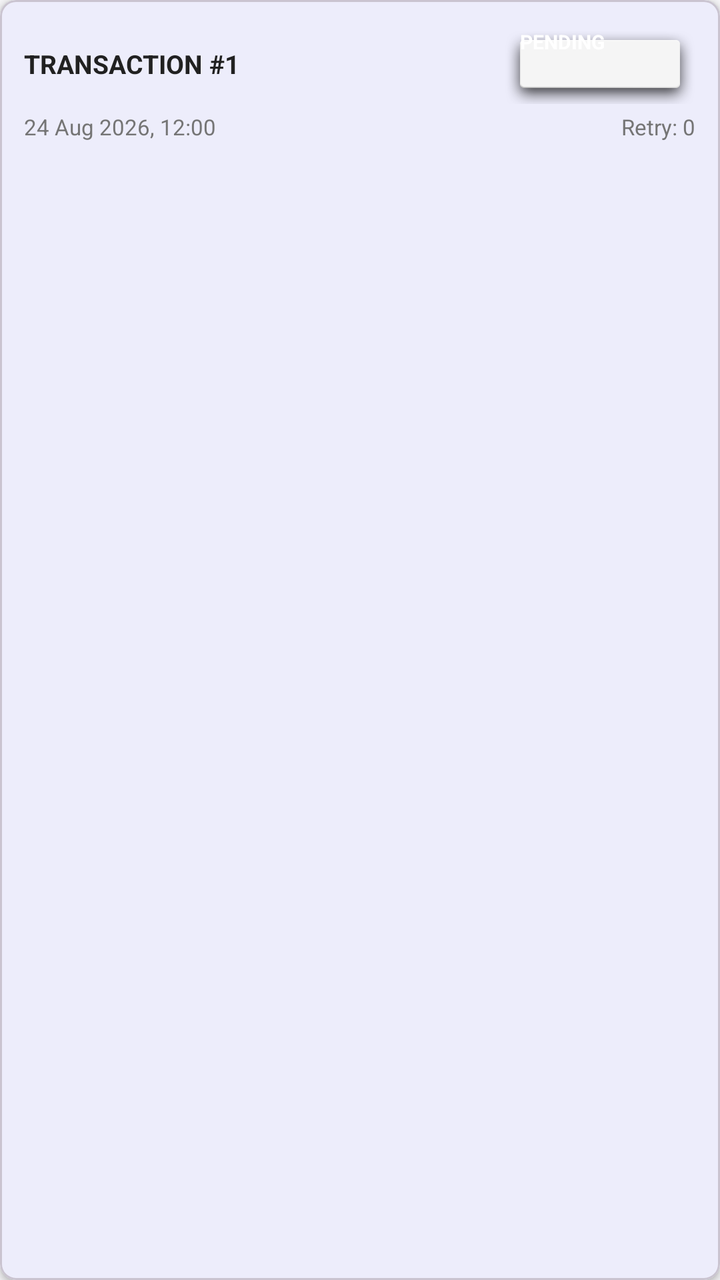
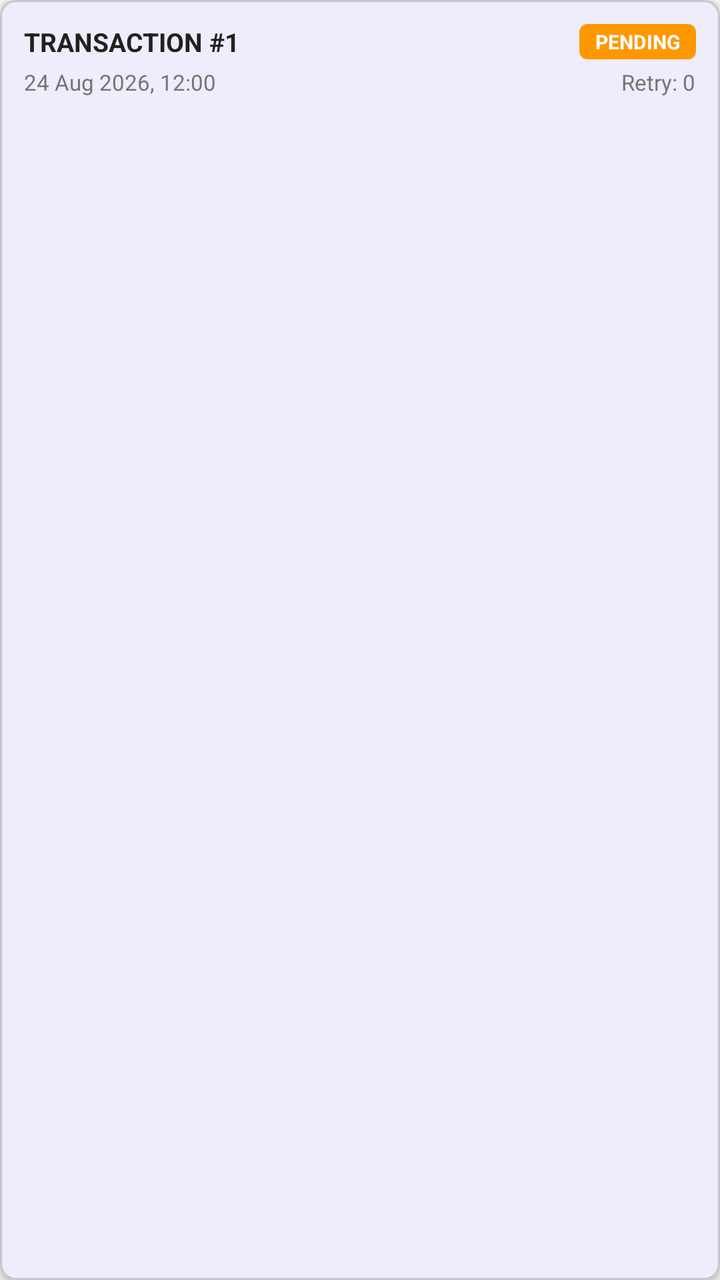

Compare the two renders of this Android layout. The source of the first and the diff that turns it into the second are given below.
<!-- AndroidManifest.xml: application theme Theme.MiniKasir -->
<!-- res/layout/item_sync_queue.xml -->
<?xml version="1.0" encoding="utf-8"?>
<com.google.android.material.card.MaterialCardView 
    xmlns:android="http://schemas.android.com/apk/res/android"
    xmlns:app="http://schemas.android.com/apk/res-auto"
    android:layout_width="match_parent"
    android:layout_height="wrap_content"
    android:layout_margin="4dp"
    app:cardCornerRadius="8dp"
    app:cardElevation="2dp">

    <LinearLayout
        android:layout_width="match_parent"
        android:layout_height="wrap_content"
        android:orientation="vertical"
        android:padding="12dp">

        <LinearLayout
            android:layout_width="match_parent"
            android:layout_height="wrap_content"
            android:orientation="horizontal"
            android:gravity="center_vertical">

            <TextView
                android:id="@+id/tvQueueEntity"
                android:layout_width="0dp"
                android:layout_height="wrap_content"
                android:layout_weight="1"
                android:text="TRANSACTION #1"
                android:textStyle="bold"
                android:textSize="13sp"
                android:textColor="@color/on_surface" />

            <TextView
                android:id="@+id/tvQueueStatusBadge"
                android:layout_width="wrap_content"
                android:layout_height="wrap_content"
                android:background="@android:drawable/dialog_holo_light_frame"
                android:paddingHorizontal="8dp"
                android:paddingVertical="2dp"
                android:text="PENDING"
                android:textColor="@color/white"
                android:textSize="10sp"
                android:textStyle="bold" />

        </LinearLayout>

        <LinearLayout
            android:layout_width="match_parent"
            android:layout_height="wrap_content"
            android:layout_marginTop="4dp"
            android:orientation="horizontal">

            <TextView
                android:id="@+id/tvQueueCreatedAt"
                android:layout_width="0dp"
                android:layout_height="wrap_content"
                android:layout_weight="1"
                android:text="24 Aug 2026, 12:00"
                android:textSize="11sp"
                android:textColor="@color/on_surface_variant" />

            <TextView
                android:id="@+id/tvQueueRetryCount"
                android:layout_width="wrap_content"
                android:layout_height="wrap_content"
                android:text="Retry: 0"
                android:textSize="11sp"
                android:textColor="@color/on_surface_variant" />

        </LinearLayout>

        <TextView
            android:id="@+id/tvQueueLastError"
            android:layout_width="wrap_content"
            android:layout_height="wrap_content"
            android:layout_marginTop="4dp"
            android:text="Error message"
            android:textSize="11sp"
            android:textColor="@color/status_failed"
            android:visibility="gone" />

    </LinearLayout>

</com.google.android.material.card.MaterialCardView>
<!-- resources referenced by this layout -->
<resources>
  <color name="on_surface">#212121</color>
  <color name="on_surface_variant">#757575</color>
  <color name="status_failed">#F44336</color>
  <color name="white">#FFFFFF</color>
  <style name="Theme.MiniKasir" parent="Theme.Material3.Light.NoActionBar">
          <item name="colorPrimary">@color/primary</item>
          <item name="colorPrimaryVariant">@color/primary_dark</item>
          <item name="colorSecondary">@color/secondary</item>
          <item name="colorSecondaryVariant">@color/secondary_dark</item>
          <item name="android:statusBarColor">@color/primary_dark</item>
          <item name="android:windowBackground">@color/background</item>
      </style>
  <color name="primary">#1976D2</color>
  <color name="primary_dark">#0D47A1</color>
  <color name="secondary">#388E3C</color>
  <color name="secondary_dark">#1B5E20</color>
  <color name="background">#F5F5F7</color>
</resources>

<!-- the commit's change to res/layout/item_sync_queue.xml (unified diff, before → after) -->
@@ -34,7 +34,7 @@
                 android:id="@+id/tvQueueStatusBadge"
                 android:layout_width="wrap_content"
                 android:layout_height="wrap_content"
-                android:background="@android:drawable/dialog_holo_light_frame"
+                android:background="@drawable/bg_status_badge"
                 android:paddingHorizontal="8dp"
                 android:paddingVertical="2dp"
                 android:text="PENDING"
<!-- resource entries referenced after the edit -->
@@ -4,6 +4,13 @@
   <color name="on_surface_variant">#757575</color>
   <color name="status_failed">#F44336</color>
   <color name="white">#FFFFFF</color>
+  <!-- drawable bg_status_badge (drawable) -->
+  <?xml version="1.0" encoding="utf-8"?>
+  <shape xmlns:android="http://schemas.android.com/apk/res/android"
+      android:shape="rectangle">
+      <corners android:radius="4dp" />
+      <solid android:color="@color/status_pending" />
+  </shape>
   <style name="Theme.MiniKasir" parent="Theme.Material3.Light.NoActionBar">
           <item name="colorPrimary">@color/primary</item>
           <item name="colorPrimaryVariant">@color/primary_dark</item>
@@ -12,6 +19,7 @@
           <item name="android:statusBarColor">@color/primary_dark</item>
           <item name="android:windowBackground">@color/background</item>
       </style>
+  <color name="status_pending">#FF9800</color>
   <color name="primary">#1976D2</color>
   <color name="primary_dark">#0D47A1</color>
   <color name="secondary">#388E3C</color>
